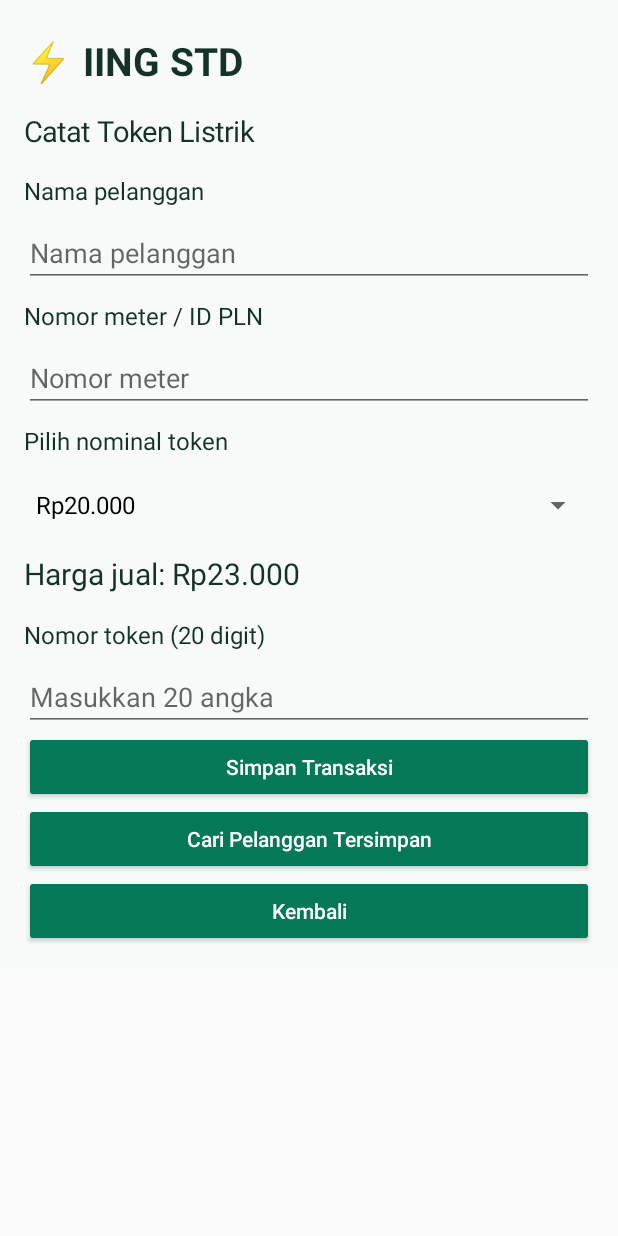
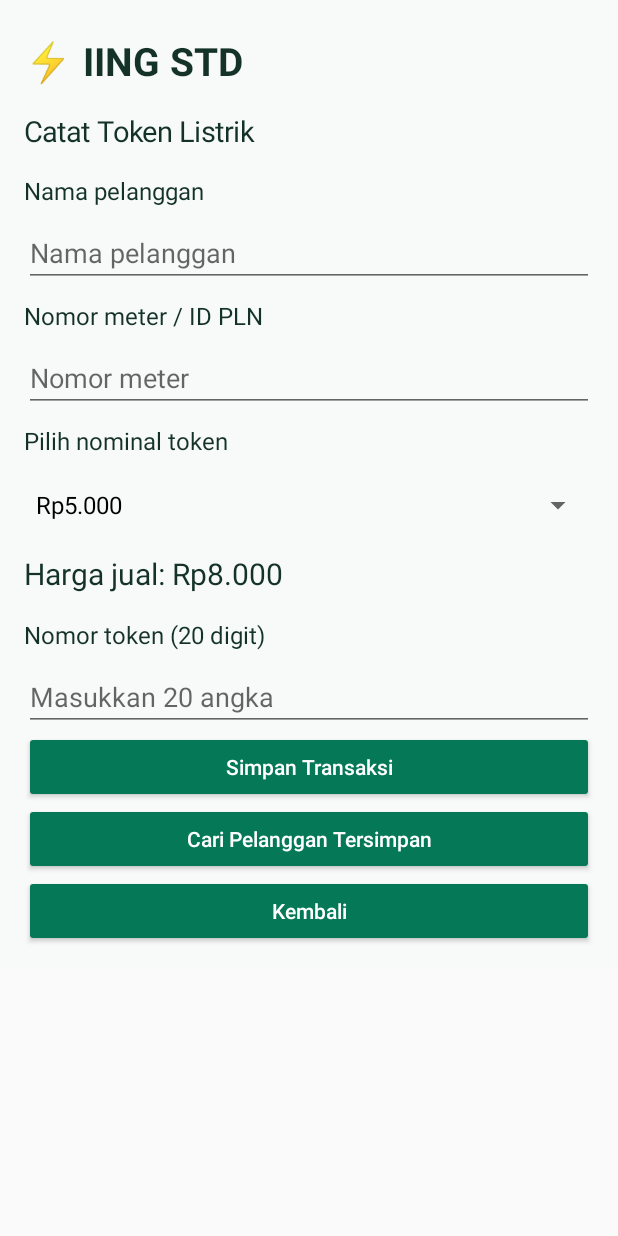
Before and after one commit to stdcrypto-boop/IING-STD-Token-Listrik, an Android app: the screen it shows after launch (MainActivity), after a tap on "＋ Transaksi Baru", on a phone screen of 412 x 824 dp. Run offline under Robolectric (Android 15) with nearby library versions, the phone set to English and light mode, and no system bars.

Commit message:
Fix Bluetooth print permission crash and add 5k 10k 15k token prices

```diff
--- a/app/src/main/java/com/iingstd/token/MainActivity.java
+++ b/app/src/main/java/com/iingstd/token/MainActivity.java
@@ -18,7 +18,7 @@ import java.util.*;
 public class MainActivity extends Activity {
   LinearLayout root; EditText name,meter,token; Spinner nominal; TextView priceText;
   JSONArray records = new JSONArray(); JSONObject prices = new JSONObject();
-  String[] amounts={"20000","50000","100000","200000","500000","1000000"};
+  String[] amounts={"5000","10000","15000","20000","50000","100000","200000","500000","1000000"};
   int green=Color.rgb(4,120,87);
   String lastReceipt="";
   String money(String v){try{return "Rp"+String.format(new Locale("id","ID"),"%,d",Long.parseLong(v)).replace(',','.');}catch(Exception e){return "Rp0";}}
@@ -34,7 +34,7 @@ public class MainActivity extends Activity {
   void header(String title){label("⚡ IING STD",26).setTypeface(null,Typeface.BOLD);label(title,19);}
   void home(){panel();header("Token Listrik");button("＋ Transaksi Baru",()->form());button("☰ Daftar Harga",()->pricePage());button("◷ Riwayat Transaksi",()->history());label("Data disimpan offline di HP. Nama dan nomor meter pelanggan dapat dipakai kembali.",15);}
   void form(){panel();header("Catat Token Listrik");label("Nama pelanggan",16);name=field("Nama pelanggan",1);label("Nomor meter / ID PLN",16);meter=field("Nomor meter",2);label("Pilih nominal token",16);
-    nominal=new Spinner(this);ArrayAdapter<String> adapter=new ArrayAdapter<>(this,android.R.layout.simple_spinner_dropdown_item,new String[]{"Rp20.000","Rp50.000","Rp100.000","Rp200.000","Rp500.000","Rp1.000.000"});nominal.setAdapter(adapter);root.addView(nominal);
+    nominal=new Spinner(this);ArrayAdapter<String> adapter=new ArrayAdapter<>(this,android.R.layout.simple_spinner_dropdown_item,new String[]{"Rp5.000","Rp10.000","Rp15.000","Rp20.000","Rp50.000","Rp100.000","Rp200.000","Rp500.000","Rp1.000.000"});nominal.setAdapter(adapter);root.addView(nominal);
     priceText=label("",20);nominal.setOnItemSelectedListener(new android.widget.AdapterView.OnItemSelectedListener(){public void onNothingSelected(android.widget.AdapterView<?> p){}public void onItemSelected(android.widget.AdapterView<?> p,View v,int pos,long id){priceText.setText("Harga jual: "+money(getPrice(amounts[pos])));}});
     label("Nomor token (20 digit)",16);token=field("Masukkan 20 angka",2);token.setFilters(new android.text.InputFilter[]{new android.text.InputFilter.LengthFilter(20)});
     button("Simpan Transaksi",()->store());button("Cari Pelanggan Tersimpan",()->chooseCustomer());button("Kembali",()->home());
@@ -48,7 +48,7 @@ public class MainActivity extends Activity {
   void pricePage(){panel();header("Atur Daftar Harga");for(String a:amounts){label("Token "+money(a),16);EditText e=field("Harga jual",2);e.setText(getPrice(a));button("Simpan harga "+money(a),()->{try{long p=Long.parseLong(val(e));if(p<0)throw new Exception();prices.put(a,String.valueOf(p));save();toast("Harga tersimpan");}catch(Exception x){toast("Masukkan harga yang valid");}});}button("Kembali",()->home());}
   void history(){panel();header("Riwayat Transaksi");EditText search=field("Cari nama / nomor meter",1);LinearLayout list=new LinearLayout(this);list.setOrientation(1);root.addView(list);Runnable render=()->{list.removeAllViews();String q=val(search).toLowerCase();for(int i=records.length()-1;i>=0;i--){JSONObject o=records.optJSONObject(i);if(o==null)continue;if(!(o.optString("name")+" "+o.optString("meter")).toLowerCase().contains(q))continue;Button b=new Button(this);b.setAllCaps(false);b.setText(o.optString("name")+" • "+money(o.optString("amount"))+"\n"+o.optString("date"));list.addView(b);b.setOnClickListener(v->new AlertDialog.Builder(this).setTitle("Detail token").setMessage(receipt(o)).setPositiveButton("Cetak",(d,w)->{lastReceipt=receipt(o);print();}).setNeutralButton("Salin Token",(d,w)->{((android.content.ClipboardManager)getSystemService(CLIPBOARD_SERVICE)).setPrimaryClip(ClipData.newPlainText("Token PLN",o.optString("token")));toast("Token disalin");}).setNegativeButton("Tutup",null).show());}};search.addTextChangedListener(new android.text.TextWatcher(){public void beforeTextChanged(CharSequence s,int st,int c,int a){}public void onTextChanged(CharSequence s,int st,int before,int count){render.run();}public void afterTextChanged(android.text.Editable e){}});render.run();button("Kembali",()->home());}
   void print(){if(lastReceipt.isEmpty()){toast("Belum ada struk");return;}if(Build.VERSION.SDK_INT>=31&&checkSelfPermission(Manifest.permission.BLUETOOTH_CONNECT)!=PackageManager.PERMISSION_GRANTED){requestPermissions(new String[]{Manifest.permission.BLUETOOTH_CONNECT},10);toast("Izinkan Bluetooth lalu tekan Cetak lagi");return;}
-    BluetoothAdapter adapter=BluetoothAdapter.getDefaultAdapter();if(adapter==null){toast("Bluetooth tidak tersedia");return;}Set<BluetoothDevice> paired=adapter.getBondedDevices();if(paired.isEmpty()){toast("Pasangkan printer melalui pengaturan Bluetooth dulu");return;}ArrayList<BluetoothDevice> devices=new ArrayList<>(paired);String[] names=new String[devices.size()];for(int i=0;i<names.length;i++)names[i]=devices.get(i).getName();new AlertDialog.Builder(this).setTitle("Pilih printer Bluetooth").setItems(names,(d,i)->{BluetoothDevice device=devices.get(i);String data=lastReceipt;new Thread(()->{BluetoothSocket socket=null;try{socket=device.createRfcommSocketToServiceRecord(UUID.fromString("00001101-0000-1000-8000-00805F9B34FB"));adapter.cancelDiscovery();socket.connect();OutputStream out=socket.getOutputStream();out.write(new byte[]{27,64});out.write(data.getBytes("UTF-8"));out.write(new byte[]{10,10,10});out.flush();runOnUiThread(()->toast("Struk terkirim"));}catch(Exception e){runOnUiThread(()->toast("Gagal cetak: "+e.getMessage()));}finally{try{if(socket!=null)socket.close();}catch(Exception ignored){}}}).start();}).show();
+    BluetoothAdapter adapter=BluetoothAdapter.getDefaultAdapter();if(adapter==null){toast("Bluetooth tidak tersedia");return;}Set<BluetoothDevice> paired=adapter.getBondedDevices();if(paired.isEmpty()){toast("Pasangkan printer melalui pengaturan Bluetooth dulu");return;}ArrayList<BluetoothDevice> devices=new ArrayList<>(paired);String[] names=new String[devices.size()];for(int i=0;i<names.length;i++)names[i]=devices.get(i).getName();new AlertDialog.Builder(this).setTitle("Pilih printer Bluetooth").setItems(names,(d,i)->{BluetoothDevice device=devices.get(i);String data=lastReceipt;new Thread(()->{BluetoothSocket socket=null;try{socket=device.createRfcommSocketToServiceRecord(UUID.fromString("00001101-0000-1000-8000-00805F9B34FB"));socket.connect();OutputStream out=socket.getOutputStream();out.write(new byte[]{27,64});out.write(data.getBytes("UTF-8"));out.write(new byte[]{10,10,10});out.flush();runOnUiThread(()->toast("Struk terkirim"));}catch(Exception e){runOnUiThread(()->toast("Gagal cetak: "+e.getMessage()));}finally{try{if(socket!=null)socket.close();}catch(Exception ignored){}}}).start();}).show();
   }
   void toast(String s){Toast.makeText(this,s,Toast.LENGTH_LONG).show();}
 }
```
